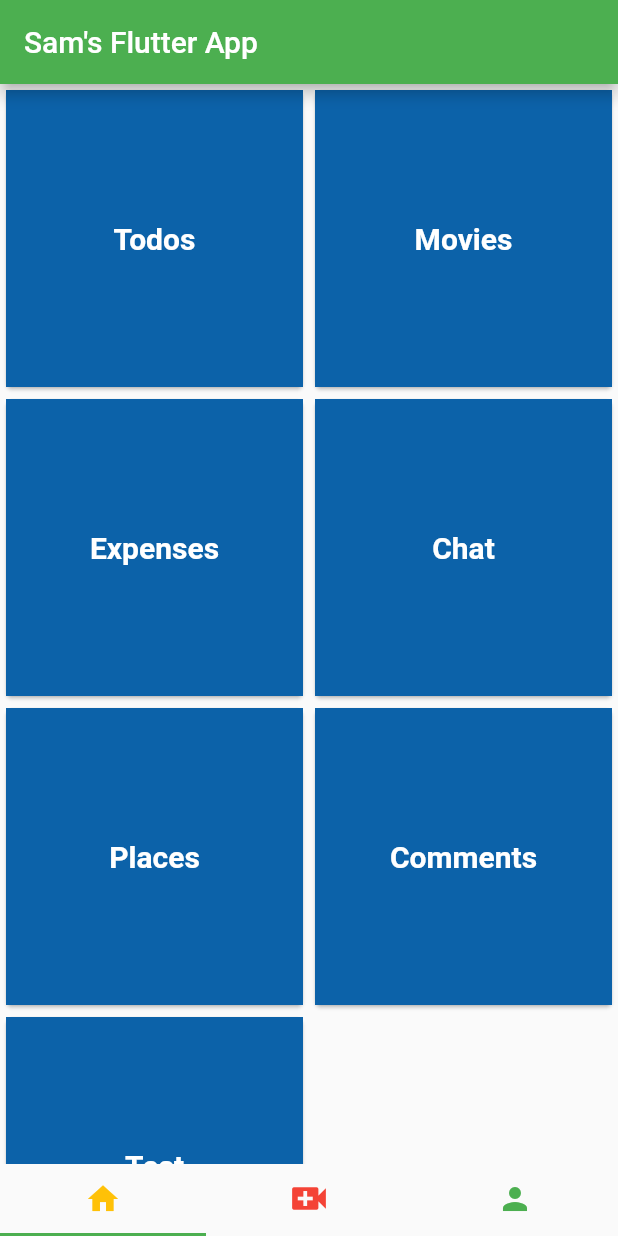
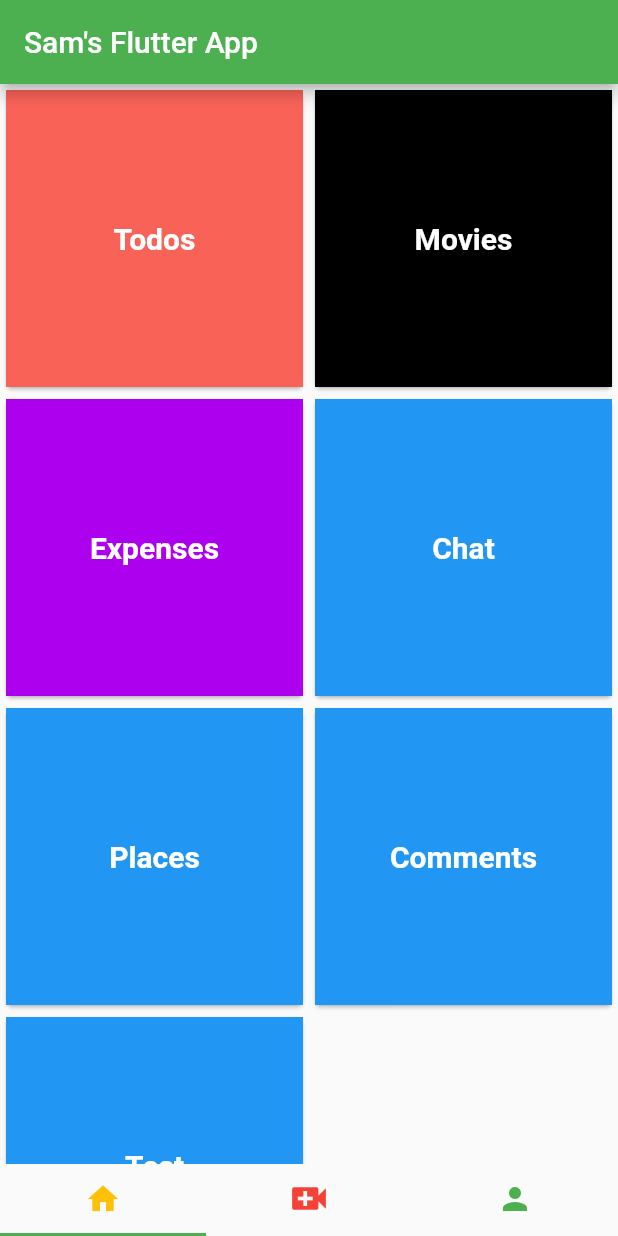
Before and after one commit to 09liweis/flutter-sam, a Flutter app: the screen it shows after launch, on a phone screen of 412 x 824 dp. Run offline on Flutter 3.47's test engine with Material 2 defaults, Android fonts, the phone set to English and light mode, and no system bars; our stand-ins replace cached_network_image, shared_preferences, video_player; missing offline and left inert: dart:html; network calls fail.

Commit message:
feat(dashboard): bg color for dashboard card

```diff
--- a/lib/screens/dashboard_screen.dart
+++ b/lib/screens/dashboard_screen.dart
@@ -3,7 +3,6 @@ import 'package:fluttersam/screens/chat_screen.dart';
 import 'package:fluttersam/screens/expense_list_page.dart';
 import 'package:fluttersam/screens/movie_list_screen.dart';
 import 'package:fluttersam/screens/todo_list_page.dart';
-import 'package:fluttersam/screens/chat_screen.dart';
 import 'package:fluttersam/widgets/card.dart';
 
 class DashboardScreen extends StatelessWidget {
@@ -25,7 +24,10 @@ class DashboardScreen extends StatelessWidget {
                 Navigator.push(context,
                     MaterialPageRoute(builder: (context) => TodoScreen()));
               },
-              child: const CardBlock(title: 'Todos'),
+              child: const CardBlock(
+                title: 'Todos',
+                bgColor: Color(0xfff96257),
+              ),
             ),
           ),
           Card(
@@ -34,7 +36,8 @@ class DashboardScreen extends StatelessWidget {
                 Navigator.push(context,
                     MaterialPageRoute(builder: (context) => MovieScreen()));
               },
-              child: const CardBlock(title: 'Movies'),
+              child:
+                  const CardBlock(title: 'Movies', bgColor: Color(0xff000000)),
             ),
           ),
           Card(
@@ -43,7 +46,8 @@ class DashboardScreen extends StatelessWidget {
                 Navigator.push(context,
                     MaterialPageRoute(builder: (context) => ExpenseScreen()));
               },
-              child: const CardBlock(title: 'Expenses'),
+              child: const CardBlock(
+                  title: 'Expenses', bgColor: Color(0xffac00ef)),
             ),
           ),
           Card(
@@ -55,7 +59,7 @@ class DashboardScreen extends StatelessWidget {
                         builder: (context) => ChatMessageScreen()));
                 // Handle the onTap action for Comments block
               },
-              child: const CardBlock(title: 'Chat'),
+              child: const CardBlock(title: 'Chat', bgColor: Colors.blue),
             ),
           ),
           Card(
@@ -63,7 +67,7 @@ class DashboardScreen extends StatelessWidget {
               onTap: () {
                 // Handle the onTap action for Comments block
               },
-              child: const CardBlock(title: 'Places'),
+              child: const CardBlock(title: 'Places', bgColor: Colors.blue),
             ),
           ),
           Card(
@@ -71,7 +75,7 @@ class DashboardScreen extends StatelessWidget {
               onTap: () {
                 // Handle the onTap action for Comments block
               },
-              child: const CardBlock(title: 'Comments'),
+              child: const CardBlock(title: 'Comments', bgColor: Colors.blue),
             ),
           ),
           Card(
@@ -79,7 +83,7 @@ class DashboardScreen extends StatelessWidget {
               onTap: () {
                 // Handle the onTap action for Comments block
               },
-              child: const CardBlock(title: 'Test'),
+              child: const CardBlock(title: 'Test', bgColor: Colors.blue),
             ),
           ),
         ],
--- a/lib/widgets/card.dart
+++ b/lib/widgets/card.dart
@@ -2,14 +2,13 @@ import 'package:flutter/material.dart';
 
 class CardBlock extends StatelessWidget {
   final String title;
+  final Color bgColor;
 
-  const CardBlock({
-    required this.title,
-  });
+  const CardBlock({required this.title, required this.bgColor});
   @override
   Widget build(BuildContext context) {
     return Container(
-      color: Color(0xff0c62a9),
+      color: bgColor,
       child: Center(
         child: Text(
           title,
```
